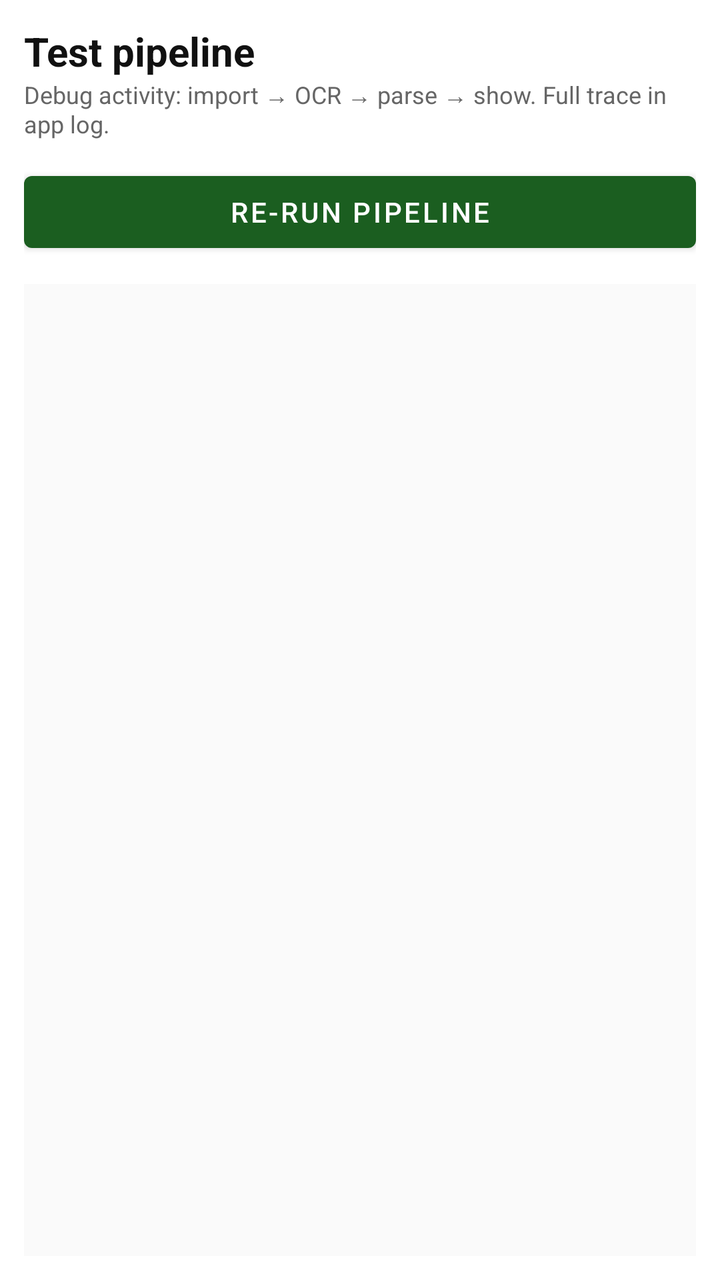
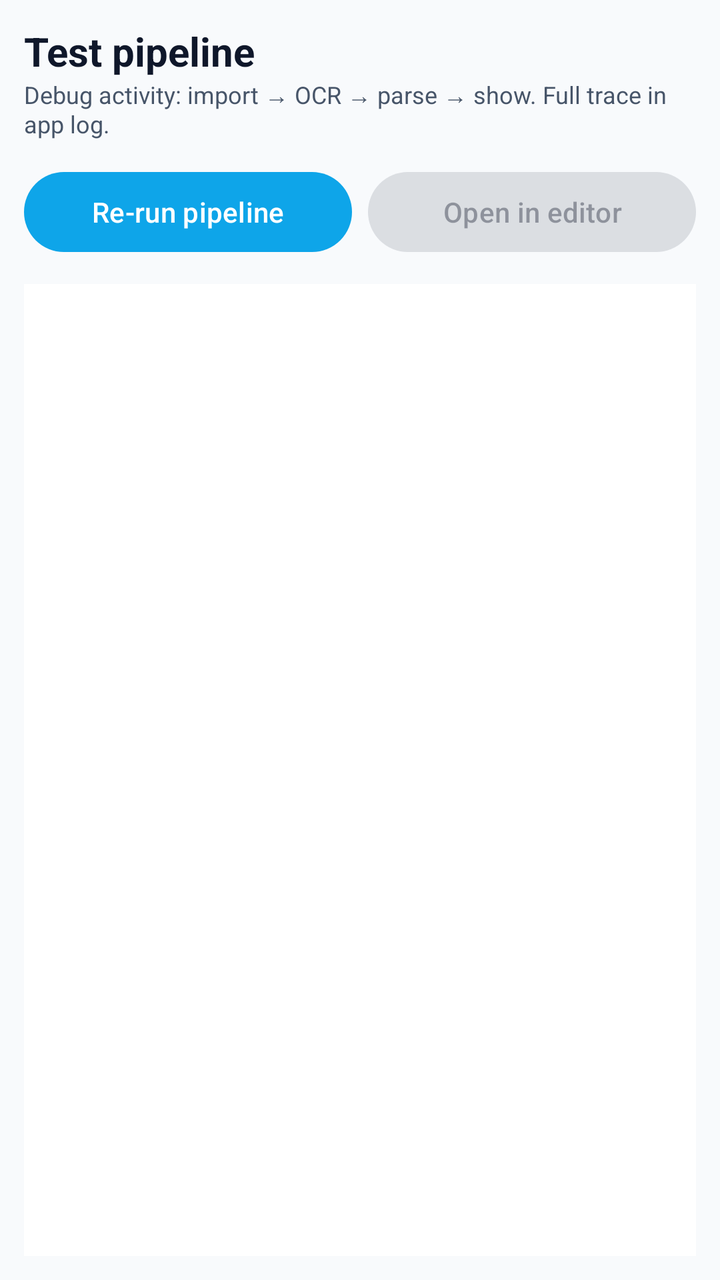

Screens rendered from an Android XML layout before and after an edit, with the pre-edit source and the edit as a unified diff.
<!-- AndroidManifest.xml: application theme Theme.ReceiptTracker -->
<!-- res/layout/activity_test_pipeline.xml -->
<?xml version="1.0" encoding="utf-8"?>
<LinearLayout xmlns:android="http://schemas.android.com/apk/res/android"
    android:layout_width="match_parent"
    android:layout_height="match_parent"
    android:background="@color/background"
    android:orientation="vertical"
    android:padding="12dp">

    <TextView
        android:layout_width="wrap_content"
        android:layout_height="wrap_content"
        android:text="Test pipeline"
        android:textColor="@color/on_surface"
        android:textSize="20sp"
        android:textStyle="bold" />

    <TextView
        android:layout_width="wrap_content"
        android:layout_height="wrap_content"
        android:layout_marginBottom="12dp"
        android:text="Debug activity: import → OCR → parse → show. Full trace in app log."
        android:textColor="@color/muted"
        android:textSize="12sp" />

    <com.google.android.material.button.MaterialButton
        android:id="@+id/btn_run"
        android:layout_width="match_parent"
        android:layout_height="wrap_content"
        android:layout_marginBottom="12dp"
        android:text="Re-run pipeline" />

    <ScrollView
        android:layout_width="match_parent"
        android:layout_height="match_parent"
        android:background="@color/surface"
        android:padding="8dp">

        <TextView
            android:id="@+id/tv_result"
            android:layout_width="match_parent"
            android:layout_height="wrap_content"
            android:fontFamily="monospace"
            android:textColor="@color/on_surface"
            android:textIsSelectable="true"
            android:textSize="11sp" />
    </ScrollView>
</LinearLayout>
<!-- resources referenced by this layout -->
<resources>
  <color name="background">#FFFFFFFF</color>
  <color name="muted">#FF666666</color>
  <color name="on_surface">#FF111111</color>
  <color name="surface">#FFFAFAFA</color>
  <style name="Theme.ReceiptTracker" parent="Theme.MaterialComponents.DayNight.NoActionBar">
          <item name="colorPrimary">@color/primary</item>
          <item name="colorPrimaryDark">@color/primary_variant</item>
          <item name="colorAccent">@color/primary</item>
          <item name="android:windowBackground">@color/background</item>
          <item name="android:textColorPrimary">@color/on_surface</item>
          <item name="android:textColorSecondary">@color/muted</item>
          <item name="android:statusBarColor" tools:targetApi="l">@color/primary_variant</item>
      </style>
  <color name="primary">#FF1B5E20</color>
  <color name="primary_variant">#FF003D00</color>
</resources>

<!-- the commit's change to res/layout/activity_test_pipeline.xml (unified diff, before → after) -->
@@ -22,12 +22,28 @@
         android:textColor="@color/muted"
         android:textSize="12sp" />
 
-    <com.google.android.material.button.MaterialButton
-        android:id="@+id/btn_run"
+    <LinearLayout
         android:layout_width="match_parent"
         android:layout_height="wrap_content"
         android:layout_marginBottom="12dp"
-        android:text="Re-run pipeline" />
+        android:orientation="horizontal">
+
+        <com.google.android.material.button.MaterialButton
+            android:id="@+id/btn_run"
+            android:layout_width="0dp"
+            android:layout_height="wrap_content"
+            android:layout_weight="1"
+            android:text="Re-run pipeline" />
+
+        <com.google.android.material.button.MaterialButton
+            android:id="@+id/btn_open_editor"
+            android:layout_width="0dp"
+            android:layout_height="wrap_content"
+            android:layout_marginStart="8dp"
+            android:layout_weight="1"
+            android:enabled="false"
+            android:text="Open in editor" />
+    </LinearLayout>
 
     <ScrollView
         android:layout_width="match_parent"
<!-- resource entries referenced after the edit -->
@@ -1,19 +1,81 @@
 <!-- resources referenced by this layout -->
 <resources>
-  <color name="background">#FFFFFFFF</color>
-  <color name="muted">#FF666666</color>
-  <color name="on_surface">#FF111111</color>
-  <color name="surface">#FFFAFAFA</color>
-  <style name="Theme.ReceiptTracker" parent="Theme.MaterialComponents.DayNight.NoActionBar">
+  <color name="background">#FFF8FAFC</color>
+  <color name="muted">@color/on_surface_variant</color>
+  <color name="on_surface">#FF0F172A</color>
+  <color name="surface">#FFFFFFFF</color>
+  <style name="Theme.ReceiptTracker" parent="Theme.Material3.Light.NoActionBar">
+          
           <item name="colorPrimary">@color/primary</item>
-          <item name="colorPrimaryDark">@color/primary_variant</item>
-          <item name="colorAccent">@color/primary</item>
-          <item name="android:windowBackground">@color/background</item>
-          <item name="android:textColorPrimary">@color/on_surface</item>
-          <item name="android:textColorSecondary">@color/muted</item>
-          <item name="android:statusBarColor" tools:targetApi="l">@color/primary_variant</item>
+          <item name="colorOnPrimary">@color/on_primary</item>
+          <item name="colorPrimaryContainer">@color/primary_container</item>
+          <item name="colorOnPrimaryContainer">@color/on_primary_container</item>
+  
+          <item name="colorSecondary">@color/secondary</item>
+          <item name="colorOnSecondary">@color/on_secondary</item>
+          <item name="colorSecondaryContainer">@color/secondary_container</item>
+          <item name="colorOnSecondaryContainer">@color/on_secondary_container</item>
+  
+          <item name="colorTertiary">@color/tertiary</item>
+          <item name="colorOnTertiary">@color/on_tertiary</item>
+          <item name="colorTertiaryContainer">@color/tertiary_container</item>
+          <item name="colorOnTertiaryContainer">@color/on_tertiary_container</item>
+  
+          <item name="colorError">@color/error</item>
+          <item name="colorOnError">@color/on_primary</item>
+          <item name="colorErrorContainer">@color/error_container</item>
+          <item name="colorOnErrorContainer">@color/on_error_container</item>
+  
+          
+          <item name="android:colorBackground">@color/background</item>
+          <item name="colorSurface">@color/surface</item>
+          <item name="colorOnSurface">@color/on_surface</item>
+          <item name="colorOnSurfaceVariant">@color/on_surface_variant</item>
+          <item name="colorSurfaceVariant">@color/surface_variant</item>
+          <item name="colorOutline">@color/outline</item>
+          <item name="colorOutlineVariant">@color/outline_variant</item>
+  
+          
+          <item name="android:statusBarColor" tools:targetApi="l">@color/primary_dark</item>
+          <item name="android:navigationBarColor" tools:targetApi="l">@color/background</item>
+          <item name="android:windowLightStatusBar" tools:targetApi="m">false</item>
+          <item name="android:windowLightNavigationBar" tools:targetApi="o_mr1">true</item>
+  
+          
+          <item name="textAppearanceHeadlineLarge">@style/TextAppearance.ReceiptTracker.HeadlineLarge</item>
+          <item name="textAppearanceTitleLarge">@style/TextAppearance.ReceiptTracker.TitleLarge</item>
+          <item name="textAppearanceBodyLarge">@style/TextAppearance.ReceiptTracker.BodyLarge</item>
       </style>
-  <color name="primary">#FF1B5E20</color>
-  <color name="primary_variant">#FF003D00</color>
+  <color name="on_surface_variant">#FF475569</color>
+  <color name="primary">#FF0EA5E9</color>
+  <color name="on_primary">#FFFFFFFF</color>
+  <color name="primary_container">#FFE0F2FE</color>
+  <color name="on_primary_container">#FF0C4A6E</color>
+  <color name="secondary">#FF8B5CF6</color>
+  <color name="on_secondary">#FFFFFFFF</color>
+  <color name="secondary_container">#FFEDE9FE</color>
+  <color name="on_secondary_container">#FF3B0764</color>
+  <color name="tertiary">#FFEC4899</color>
+  <color name="on_tertiary">#FFFFFFFF</color>
+  <color name="tertiary_container">#FFFCE7F3</color>
+  <color name="on_tertiary_container">#FF831843</color>
+  <color name="error">#FFEF4444</color>
+  <color name="error_container">#FFFEE2E2</color>
+  <color name="on_error_container">#FF7F1D1D</color>
+  <color name="surface_variant">#FFF1F5F9</color>
+  <color name="outline">#FFCBD5E1</color>
+  <color name="outline_variant">#FFE2E8F0</color>
+  <color name="primary_dark">#FF0284C7</color>
+  <style name="TextAppearance.ReceiptTracker.HeadlineLarge" parent="TextAppearance.Material3.HeadlineLarge">
+          <item name="android:textStyle">bold</item>
+          <item name="android:letterSpacing">-0.02</item>
+      </style>
+  <style name="TextAppearance.ReceiptTracker.TitleLarge" parent="TextAppearance.Material3.TitleLarge">
+          <item name="android:textStyle">bold</item>
+          <item name="android:letterSpacing">-0.01</item>
+      </style>
+  <style name="TextAppearance.ReceiptTracker.BodyLarge" parent="TextAppearance.Material3.BodyLarge">
+          <item name="android:lineSpacingMultiplier">1.15</item>
+      </style>
 </resources>
 
